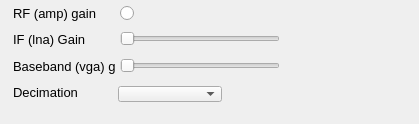
The window that plugins/HackRFDevice/hackrfoptions.ui (oldscienceguy/PebbleSDR) describes before a commit, drawn with Qt 5.
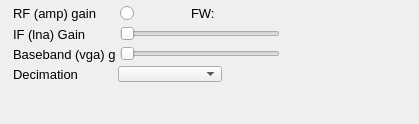
The same window after the commit.

Commit message: Display firmware version

```diff
--- a/plugins/HackRFDevice/hackrfoptions.ui
+++ b/plugins/HackRFDevice/hackrfoptions.ui
@@ -17,7 +17,7 @@
    <property name="geometry">
     <rect>
      <x>120</x>
-     <y>31</y>
+     <y>26</y>
      <width>160</width>
      <height>16</height>
     </rect>
@@ -44,7 +44,7 @@
    <property name="geometry">
     <rect>
      <x>13</x>
-     <y>31</y>
+     <y>26</y>
      <width>97</width>
      <height>16</height>
     </rect>
@@ -62,7 +62,7 @@
    <property name="geometry">
     <rect>
      <x>13</x>
-     <y>58</y>
+     <y>46</y>
      <width>103</width>
      <height>16</height>
     </rect>
@@ -80,7 +80,7 @@
    <property name="geometry">
     <rect>
      <x>120</x>
-     <y>58</y>
+     <y>46</y>
      <width>160</width>
      <height>16</height>
     </rect>
@@ -192,7 +192,7 @@
    <property name="geometry">
     <rect>
      <x>13</x>
-     <y>84</y>
+     <y>66</y>
      <width>97</width>
      <height>16</height>
     </rect>
@@ -210,7 +210,7 @@
    <property name="geometry">
     <rect>
      <x>118</x>
-     <y>86</y>
+     <y>66</y>
      <width>104</width>
      <height>16</height>
     </rect>
@@ -221,6 +221,24 @@
     </font>
    </property>
   </widget>
+  <widget class="QLabel" name="fwLabel">
+   <property name="geometry">
+    <rect>
+     <x>191</x>
+     <y>5</y>
+     <width>177</width>
+     <height>16</height>
+    </rect>
+   </property>
+   <property name="font">
+    <font>
+     <pointsize>10</pointsize>
+    </font>
+   </property>
+   <property name="text">
+    <string>FW:</string>
+   </property>
+  </widget>
  </widget>
  <resources/>
  <connections/>
```
The commit also changes 1 other file.
